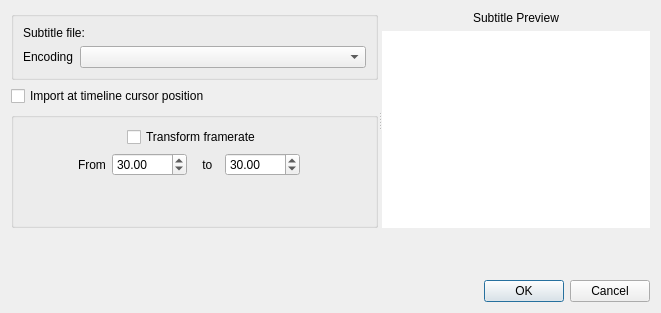
Old version of the form src/ui/import_subtitle_ui.ui in the repository KDE/kdenlive.
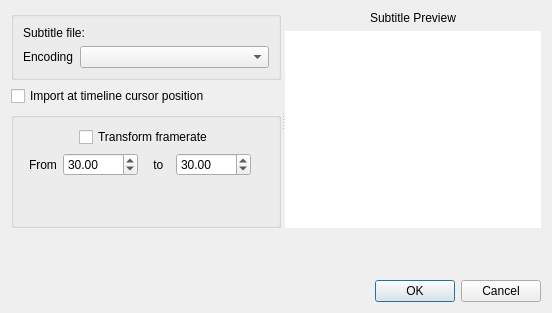
New version of the form. Custom widgets are drawn as their Qt base class.

Commit message: Fix Qt6 compilation issue

```diff
--- a/src/ui/import_subtitle_ui.ui
+++ b/src/ui/import_subtitle_ui.ui
@@ -10,7 +10,7 @@
    <rect>
     <x>0</x>
     <y>0</y>
-    <width>661</width>
+    <width>539</width>
     <height>313</height>
    </rect>
   </property>
```
Left out of the diff: 7 changed lines with no effect on the pictures. The commit also changes 1 other file.
